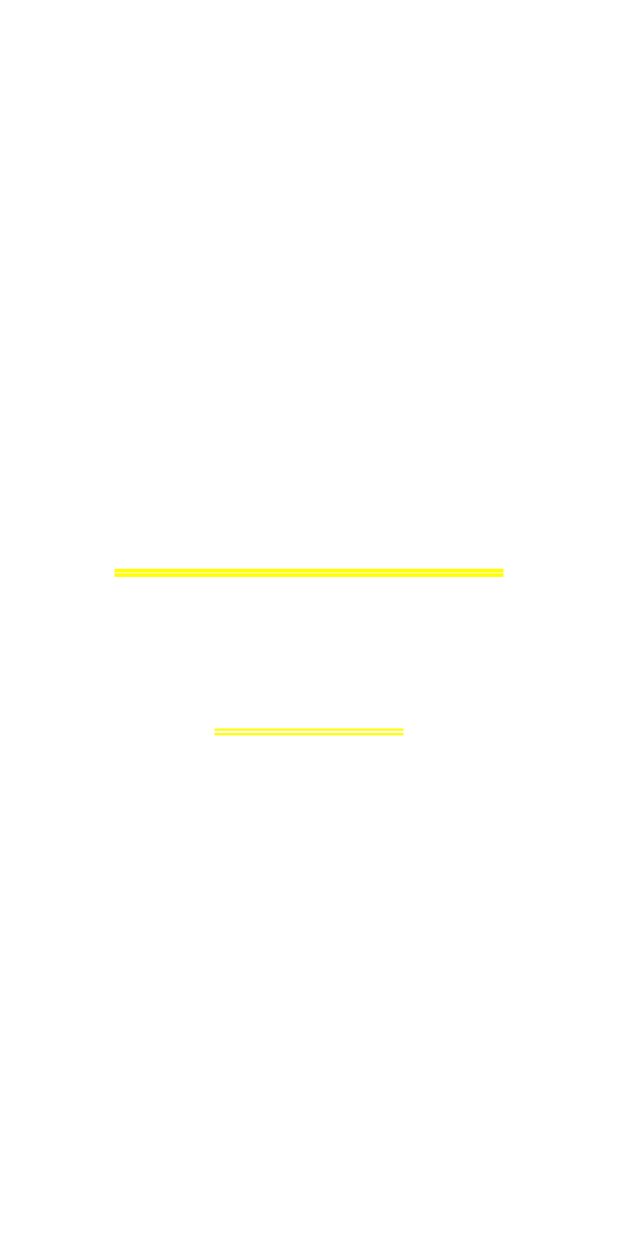
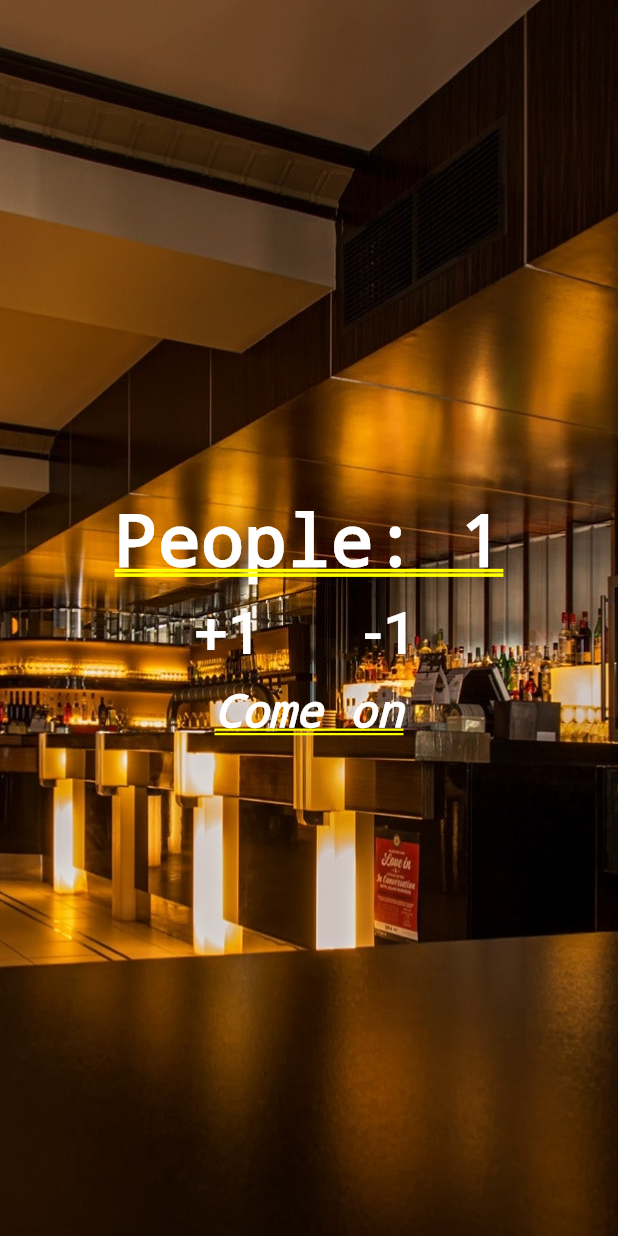
Before and after one commit to FlavioBrusamolin/flutter-apps, a Flutter app: the screen it shows after launch, after a tap on "+1", on a phone screen of 412 x 824 dp. Run offline on Flutter 3.47's test engine with Material 2 defaults, Android fonts, the phone set to English and light mode, and no system bars.

Commit message:
People counter project finished

```diff
--- a/people_counter/lib/main.dart
+++ b/people_counter/lib/main.dart
@@ -1,14 +1,48 @@
 import 'package:flutter/material.dart';
 
 void main() {
-  runApp(MaterialApp(
-      title: 'People counter',
-      home: Column(
+  runApp(MaterialApp(title: 'People counter', home: Home()));
+}
+
+class Home extends StatefulWidget {
+  @override
+  _HomeState createState() => _HomeState();
+}
+
+class _HomeState extends State<Home> {
+  int _people = 0;
+  String _infoText = 'Come on';
+
+  void _changePeople(int delta) {
+    setState(() {
+      _people += delta;
+
+      if (_people < 0) {
+        _infoText = 'What?';
+      } else if (_people <= 10) {
+        _infoText = 'Come on';
+      } else {
+        _infoText = 'Full';
+      }
+    });
+  }
+
+  @override
+  Widget build(BuildContext context) {
+    return Stack(
+      children: <Widget>[
+        Image.asset(
+          "images/restaurant.jpg",
+          fit: BoxFit.cover,
+          height: 1000.0,
+        ),
+        Column(
           mainAxisAlignment: MainAxisAlignment.center,
           children: <Widget>[
             Text(
-            'People: 2',
-            style: TextStyle(color: Colors.white, fontWeight: FontWeight.bold),
+              'People: $_people',
+              style:
+                  TextStyle(color: Colors.white, fontWeight: FontWeight.bold),
             ),
             Row(
               mainAxisAlignment: MainAxisAlignment.center,
@@ -20,7 +54,9 @@ void main() {
                       '+1',
                       style: TextStyle(fontSize: 40.0, color: Colors.white),
                     ),
-                  onPressed: () {},
+                    onPressed: () {
+                      _changePeople(1);
+                    },
                   ),
                 ),
                 Padding(
@@ -30,18 +66,23 @@ void main() {
                       '-1',
                       style: TextStyle(fontSize: 40.0, color: Colors.white),
                     ),
-                  onPressed: () {},
+                    onPressed: () {
+                      _changePeople(-1);
+                    },
                   ),
                 ),
               ],
             ),
             Text(
-            'Come on',
+              _infoText,
               style: TextStyle(
                   color: Colors.white,
                   fontStyle: FontStyle.italic,
                   fontSize: 30.0),
             )
           ],
-      )));
+        )
+      ],
+    );
   }
+}
--- a/people_counter/pubspec.yaml
+++ b/people_counter/pubspec.yaml
@@ -45,6 +45,9 @@ flutter:
   #  - images/a_dot_burr.jpeg
   #  - images/a_dot_ham.jpeg
 
+  assets:
+    - images/restaurant.jpg
+
   # An image asset can refer to one or more resolution-specific "variants", see
   # https://flutter.dev/assets-and-images/#resolution-aware.
 
```
Also changed, not shown: people_counter/images/restaurant.jpg (added). Lines whose indentation alone changed are shown as unchanged.
